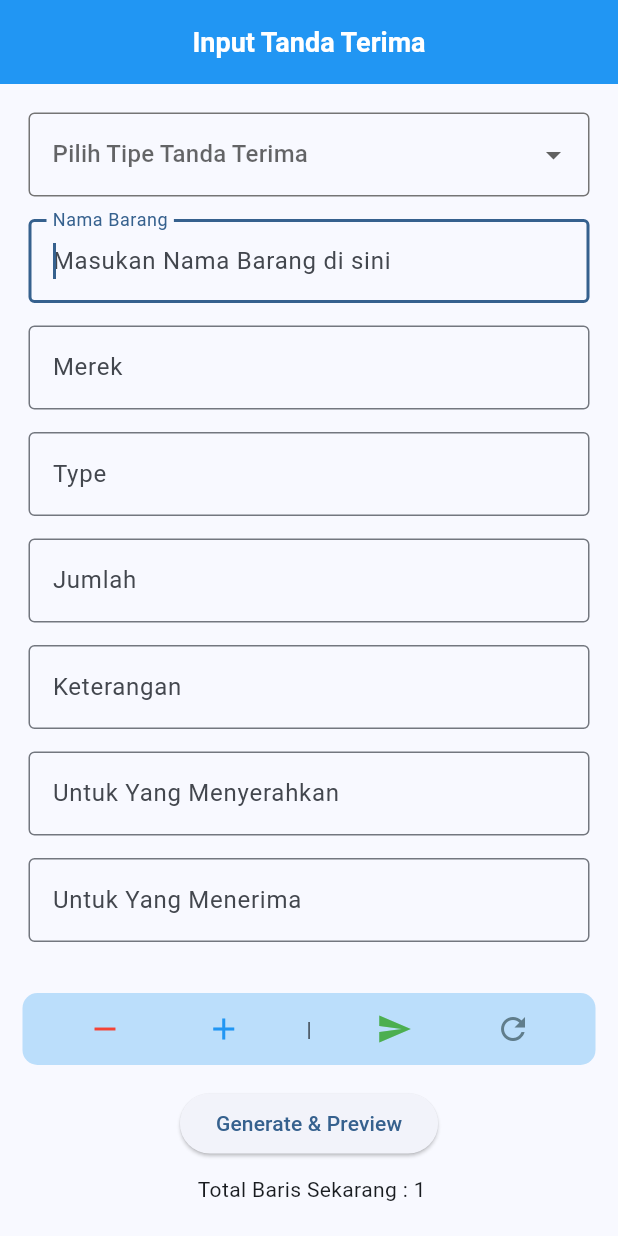
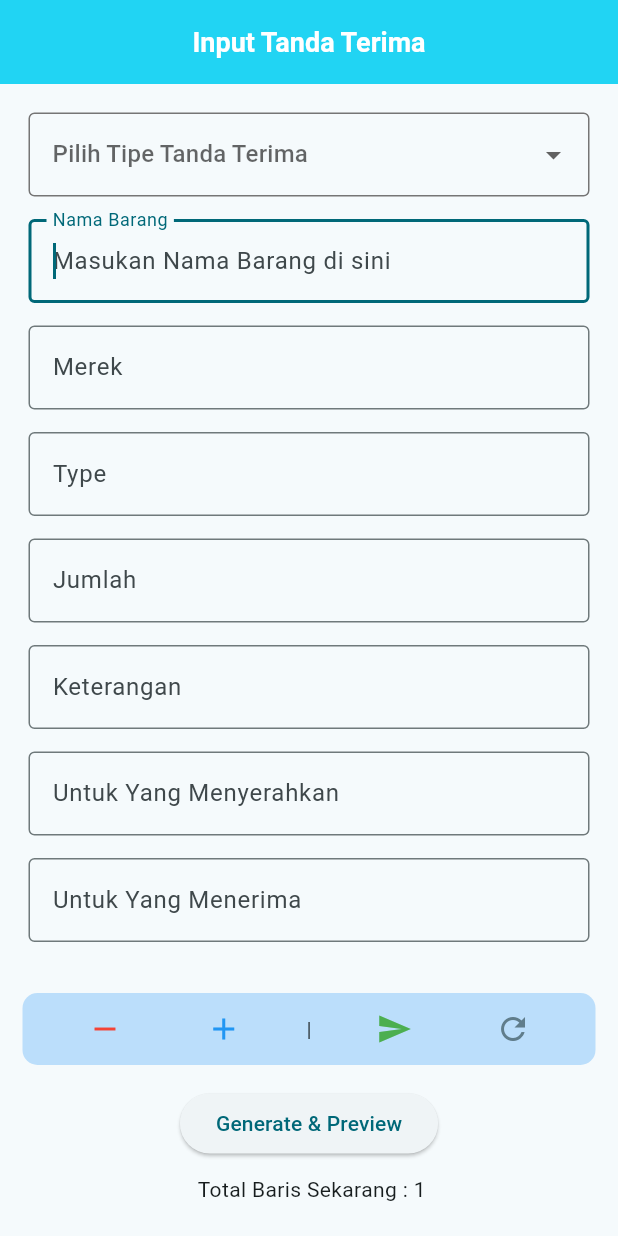
Before and after one commit to jbranabb/TandaTerimaAppAGConsultan, a Flutter app: the screen it shows after launch, on a phone screen of 412 x 824 dp. Run offline on Flutter 3.47's test engine with Material 3 defaults, Android fonts, the phone set to English and light mode, and no system bars; our stand-ins replace open_file, pdf, permission_handler, printing.

Commit message:
frf(root) fixing gradle bugs, change the theme, add some screenshots file in assets, and update the README.md

```diff
--- a/lib/main.dart
+++ b/lib/main.dart
@@ -33,10 +33,10 @@ class MainApp extends StatelessWidget {
         appBarTheme:  AppBarTheme(
           iconTheme: IconThemeData(color: Colors.white),
           centerTitle: true,
-          color: Colors.blue,
+          color: Color.fromARGB(255, 33, 212, 243),
           titleTextStyle: TextStyle(color: Colors.white, fontWeight: FontWeight.w600, fontSize: 18)
         ),
-        colorScheme: ColorScheme.fromSeed(seedColor: Colors.blue),
+        colorScheme: ColorScheme.fromSeed(seedColor: const Color.fromARGB(255, 33, 212, 243)),
         useMaterial3: true,),
       // theme: ThemeData,
       home: HomePage(),
```
Also changed, not shown: pubspec.lock, 8 other files.
